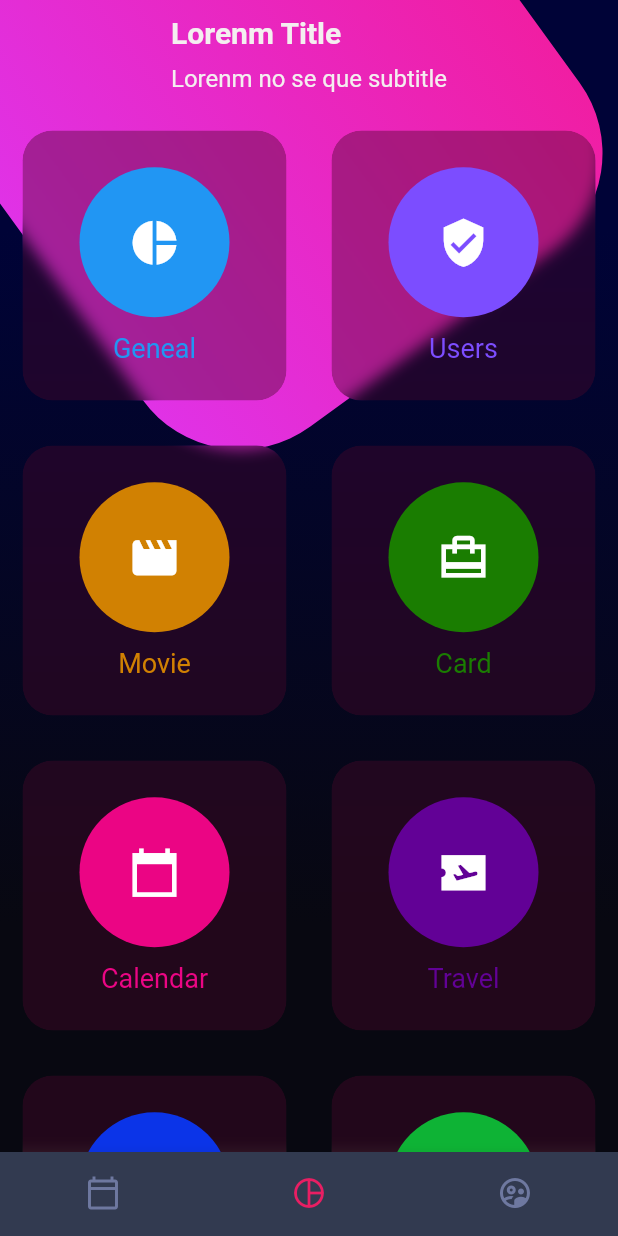
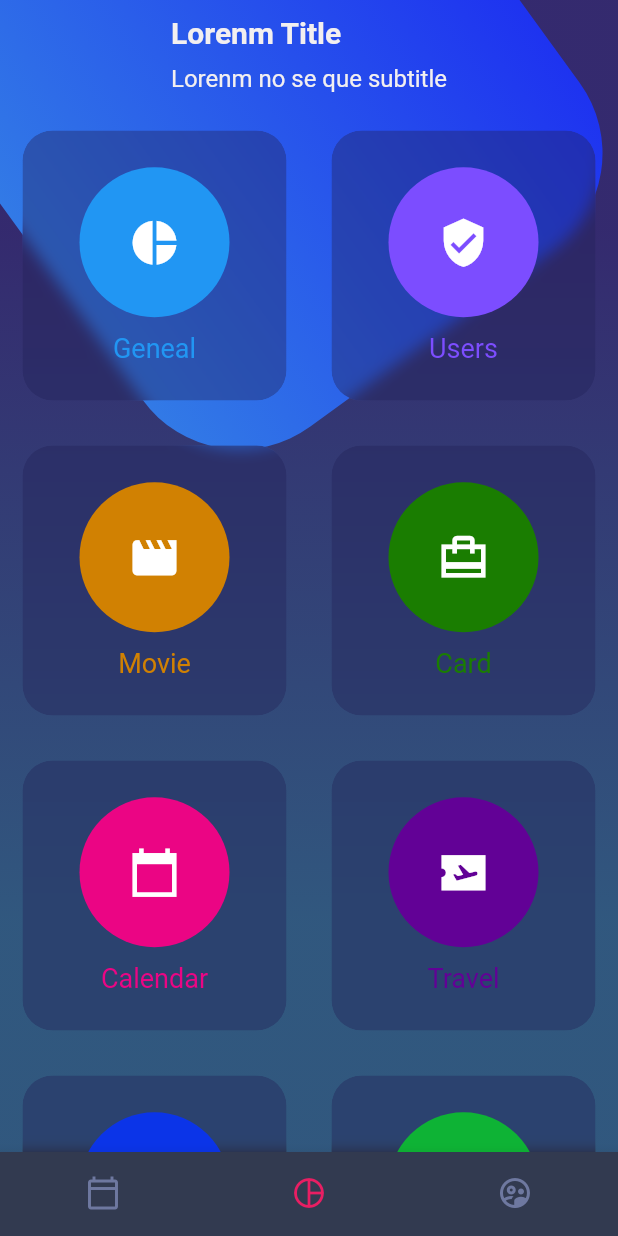
Before and after one commit to edgardoll4/app_yayo, a Flutter app: the screen it shows after launch, on a phone screen of 412 x 824 dp. Run offline on Flutter 3.47's test engine with Material 2 defaults, Android fonts, the phone set to English and light mode, and no system bars.

Commit message:
probando en laptopd, corre como app desktop de windows y en emulador androis sin problema  Modificancon colores y colocandolos como constantes en archivo aparte

```diff
--- /dev/null
+++ b/lib/constants/colors_theme.dart
@@ -0,0 +1,11 @@
+import 'package:flutter/material.dart';
+
+class ColorsThemeDefaul {
+  final Color colorPrimary = Color.fromARGB(249, 9, 9, 253);
+  final Color colorSecundary = Color.fromARGB(255, 250, 150, 50);
+  final Color colorBtnPrimary = Color.fromARGB(255, 50, 150, 250);
+  final Color colorBgPrimaryDark = Color.fromARGB(99, 50, 150, 250);
+  final Color colorBgPrimary = Color.fromARGB(99, 59, 33, 209);
+  final Color colorBgSecundary = Color.fromARGB(99, 100, 41, 18);
+  final Color colorBgDark = Color.fromARGB(98, 34, 33, 87);
+}
--- a/lib/widgets/backround.dart
+++ b/lib/widgets/backround.dart
@@ -1,13 +1,14 @@
 import 'dart:math';
 
+import 'package:app_yayo/constants/colors_theme.dart';
 import 'package:flutter/material.dart';
 
 class Background extends StatelessWidget {
   final boxDecoration = BoxDecoration(
       gradient: LinearGradient(
           colors: [
-            Color.fromARGB(255, 0, 3, 55),
-            Color.fromARGB(255, 8, 8, 17),
+            ColorsThemeDefaul().colorBgPrimary,
+            ColorsThemeDefaul().colorBgPrimaryDark,
           ],
           begin: Alignment.topCenter,
           end: Alignment.bottomCenter,
@@ -42,8 +43,8 @@ class _PinkBox extends StatelessWidget {
         decoration: BoxDecoration(
             borderRadius: BorderRadius.circular(80),
             gradient: LinearGradient(colors: [
-              Color.fromRGBO(224, 50, 230, 1),
-              Color.fromRGBO(240, 30, 163, 1)
+              Color.fromRGBO(50, 122, 230, 1),
+              Color.fromRGBO(30, 51, 240, 1)
             ])),
       ),
     );
--- a/lib/widgets/card_table.dart
+++ b/lib/widgets/card_table.dart
@@ -1,5 +1,6 @@
 import 'dart:ui';
 
+import 'package:app_yayo/constants/colors_theme.dart';
 import 'package:flutter/material.dart';
 
 class CardTable extends StatelessWidget {
@@ -113,7 +114,7 @@ class _CardBackground extends StatelessWidget {
           child: Container(
             height: 180,
             decoration: BoxDecoration(
-                color: Color.fromARGB(103, 73, 6, 41),
+                color: ColorsThemeDefaul().colorBgDark,
                 borderRadius: BorderRadius.circular(20)),
             child: this.child,
           ),
```
